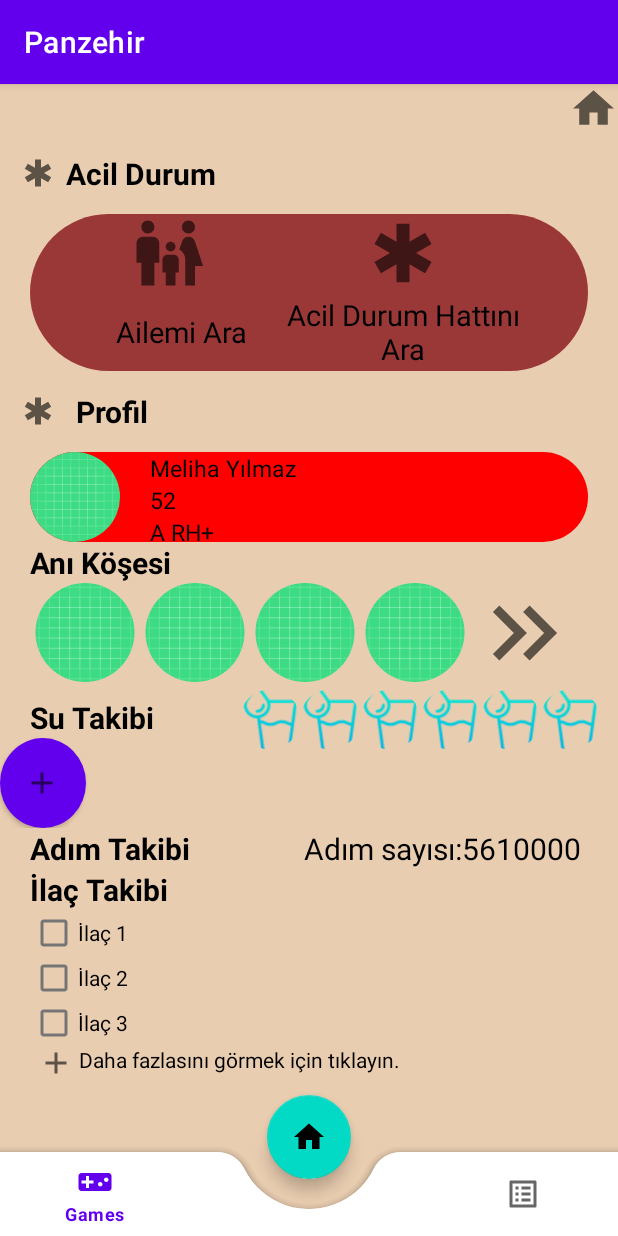
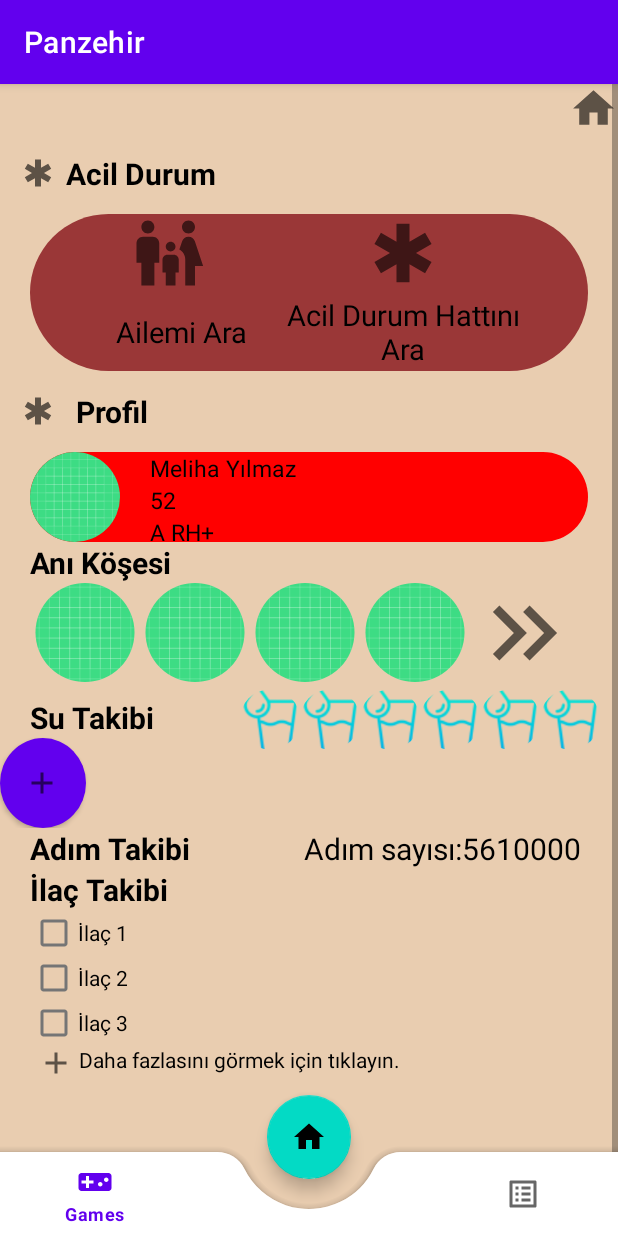
Before and after one commit to sevvalbicerr/Bitirme-Projesi-Panzehir, an Android app: the Home screen opened through its navigation route, on a phone screen of 412 x 824 dp. Run offline under Robolectric (Android 15) with nearby library versions, the phone set to English and light mode, and no system bars; our stand-ins replace CircleImageView, sdp/ssp sizes.

Commit message:
ScrollView complete

```diff
--- a/app/src/main/res/layout/home_fragment.xml
+++ b/app/src/main/res/layout/home_fragment.xml
@@ -1,5 +1,5 @@
 <?xml version="1.0" encoding="utf-8"?>
-<androidx.coordinatorlayout.widget.CoordinatorLayout
+<androidx.constraintlayout.widget.ConstraintLayout
         xmlns:android="http://schemas.android.com/apk/res/android"
         xmlns:tools="http://schemas.android.com/tools"
         xmlns:app="http://schemas.android.com/apk/res-auto"
@@ -8,11 +8,22 @@
         android:background="@color/xmlBackground"
         tools:context=".view.Home">
 
+    <ScrollView
+            android:id="@+id/scrollView"
+            android:layout_width="match_parent"
+            android:layout_height="match_parent"
+            app:layout_constraintBottom_toTopOf="@+id/coordinatorLayout"
+            app:layout_constraintTop_toTopOf="parent"
+            app:layout_constraintEnd_toEndOf="parent"
+            app:layout_constraintLeft_toLeftOf="parent"
+            app:layout_constraintRight_toRightOf="parent"
+            app:layout_constraintStart_toStartOf="parent">
+
         <LinearLayout
                 android:id="@+id/publicFragment"
                 android:orientation="vertical"
                 android:layout_width="match_parent"
-            android:layout_height="match_parent">
+                android:layout_height="wrap_content">
 
             <ImageView
                     android:id="@+id/signOut"
@@ -45,7 +56,7 @@
                     android:paddingStart="30dp"
                     android:paddingEnd="30dp"
                     android:background="@drawable/button_rectangle_red"
-                android:backgroundTint="#9A3737">
+                    android:backgroundTint="#9A3737" android:baselineAligned="false">
 
                 <LinearLayout
                         android:id="@+id/callFamilyLayout"
@@ -58,6 +69,7 @@
                             android:layout_width="@dimen/_40sdp"
                             android:layout_height="@dimen/_40sdp"
                             android:layout_gravity="center"
+                            android:contentDescription="@string/app_name"
                             android:src="@drawable/ic_baseline_family_restroom_24"/>
                     <TextView
                             android:id="@+id/callFamilyText"
@@ -80,6 +92,7 @@
                             android:layout_width="@dimen/_40sdp"
                             android:layout_height="@dimen/_40sdp"
                             android:layout_gravity="center"
+                            android:contentDescription="@string/app_name"
                             android:src="@drawable/ic_emergency"/>
                     <TextView
                             android:id="@+id/callEmergencyText"
@@ -330,8 +343,7 @@
                     android:layout_height="wrap_content"
                     android:orientation="vertical"
                     android:layout_marginStart="20dp"
-
-        >
+                    android:layout_marginBottom="@dimen/_80sdp">
                 <CheckBox
                         android:layout_width="match_parent"
                         android:layout_height="30dp"
@@ -358,6 +370,18 @@
             </LinearLayout>
 
         </LinearLayout>
+
+    </ScrollView>
+
+    <androidx.coordinatorlayout.widget.CoordinatorLayout
+            android:layout_width="match_parent"
+            android:layout_height="match_parent"
+            android:id="@+id/coordinatorLayout"
+            app:layout_constraintStart_toStartOf="parent"
+            app:layout_constraintTop_toBottomOf="@id/scrollView"
+            app:layout_constraintBottom_toBottomOf="parent"
+            app:layout_constraintEnd_toEndOf="parent">
+
         <com.google.android.material.bottomappbar.BottomAppBar
                 android:id="@+id/bottomAppBar"
                 android:layout_width="match_parent"
@@ -365,6 +389,7 @@
                 app:fabCradleMargin="20dp"
                 app:fabCradleVerticalOffset="10dp"
                 app:fabCradleRoundedCornerRadius="20dp"
+                android:scrollbarDefaultDelayBeforeFade="@android:integer/config_longAnimTime"
                 android:layout_gravity="bottom">
 
             <com.google.android.material.bottomnavigation.BottomNavigationView
@@ -386,3 +411,5 @@
                 app:layout_anchor="@id/bottomAppBar"/>
 
     </androidx.coordinatorlayout.widget.CoordinatorLayout>
+
+</androidx.constraintlayout.widget.ConstraintLayout>
```
Lines whose indentation alone changed are shown as unchanged.
